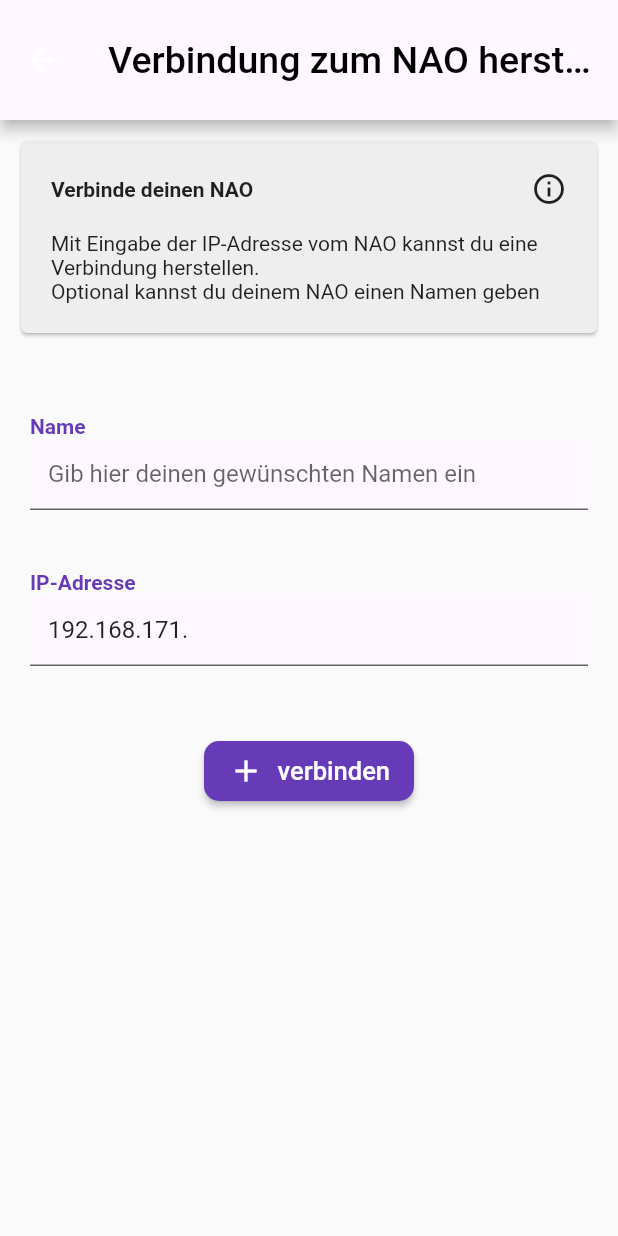
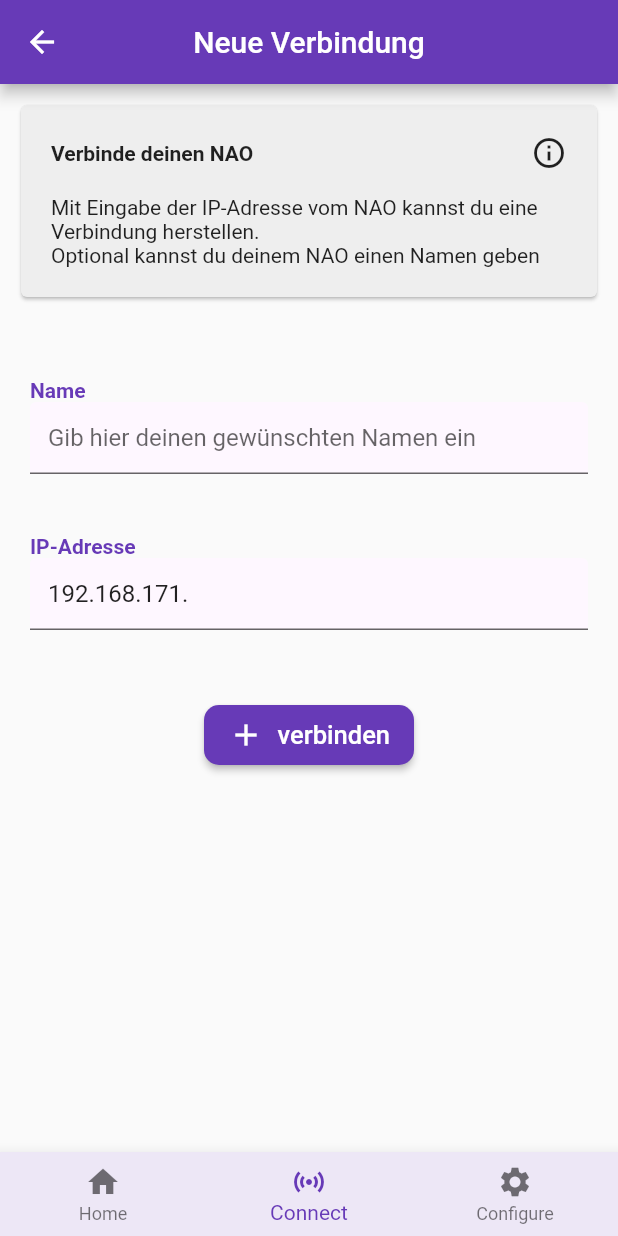
Before and after one commit to sbaer2306/NAO-APP, a Flutter app: the screen it shows after launch, item 2 of the bottom bar chosen, after a tap on "hinzufügen", on a phone screen of 412 x 824 dp. Run offline on Flutter 3.47's test engine with Material 2 defaults, Android fonts, the phone set to English and light mode, and no system bars; our stand-ins replace loading_animation_widget; missing offline and left inert: animated_check.

Commit message:
fix(MAD23E-50): Added nested routing and fixed some design issues

```diff
--- a/lib/pages/config_view.dart
+++ b/lib/pages/config_view.dart
@@ -2,8 +2,6 @@ import 'package:flutter/material.dart';
 import 'package:flutter/foundation.dart';
 import 'package:http/http.dart' as http;
 import 'package:nao_app/ui_elements/info_card.dart';
-
-// TODO: Add data bindings
 
 class ConfigItem extends StatelessWidget {
   const ConfigItem({Key? key, required this.children}) : super(key: key);
@@ -119,7 +117,9 @@ class ConfigView extends StatelessWidget {
 
   @override
   Widget build(BuildContext context) {
-    return SingleChildScrollView(
+    return Scaffold(
+        appBar: AppBar(title: Text("Konfiguration")),
+        body: SingleChildScrollView(
             child: Column(
           crossAxisAlignment: CrossAxisAlignment.start,
           mainAxisAlignment: MainAxisAlignment.start,
@@ -172,8 +172,8 @@ class ConfigView extends StatelessWidget {
             ConfigItem(children: [
               Expanded(
                 child: TextField(
-              decoration:
-                  const InputDecoration(hintText: "Enter the name for the NAO"),
+                  decoration: const InputDecoration(
+                      hintText: "Enter the name for the NAO"),
                   onChanged: (value) {
                     nameHandler(value.toString());
                   },
@@ -295,6 +295,6 @@ class ConfigView extends StatelessWidget {
               ),
             )
           ],
-    ));
+        )));
   }
 }
--- a/lib/pages/connecting_view.dart
+++ b/lib/pages/connecting_view.dart
@@ -7,9 +7,9 @@ import 'package:nao_app/pages/create_connect_view.dart';
 import 'package:nao_app/pages/config_view.dart';
 
 class ConnectView extends StatefulWidget {
-  const ConnectView({super.key, required this.title});
+  const ConnectView({super.key});
 
-  final String title;
+  final String title = "Verbinden";
 
   @override
   State<ConnectView> createState() => _ConnectViewState();
@@ -22,21 +22,17 @@ class _ConnectViewState extends State<ConnectView> {
 
     return Scaffold(
       appBar: AppBar(
-        backgroundColor: const Color(0xfffef7ff),
         centerTitle: true,
-        toolbarHeight: 80,
-        title: Text(widget.title,
-            style: const TextStyle(
-              color: Colors.black,
-              fontSize: 25,
-            )),
+        title: Text(
+          widget.title,
+        ),
       ),
       body: Column(
         children: [
           const InfoCard(
               title: "Verwalte deine NAO's",
               description:
-                  "Füge oder entferne deine verschiedenen NAO's, Wählen Sie einen NAO, um seine Konfiguration zu verwalten"),
+                  "Füge neue NAO's hinzu oder entferne bestehende. Wähle einen NAO aus, um seine Konfiguration zu verwalten"),
           Row(
             children: [
               Padding(
@@ -73,8 +69,8 @@ class _ConnectViewState extends State<ConnectView> {
                             Row(
                               children: [
                                 const Icon(
-                                  Icons.smart_toy_sharp,
-                                  size: 40,
+                                  Icons.smart_toy_outlined,
+                                  size: 25,
                                 ),
                                 const SizedBox(
                                   width: 20,
@@ -82,8 +78,7 @@ class _ConnectViewState extends State<ConnectView> {
                                 Text(
                                   robot.name,
                                   style: const TextStyle(
-                                    fontSize: 18,
-                                    fontWeight: FontWeight.bold,
+                                    fontSize: 16,
                                   ),
                                 ),
                               ],
@@ -94,12 +89,11 @@ class _ConnectViewState extends State<ConnectView> {
                               padding: EdgeInsets.zero,
                               constraints: const BoxConstraints(),
                               onPressed: () {
-                                //TODO Navigation anpassen
-/*                                 Navigator.push(
+                                Navigator.push(
                                     context,
                                     MaterialPageRoute(
                                         builder: (context) =>
-                                            const ConfigView())); */
+                                            const ConfigView()));
                               },
                             ),
                           ],
--- a/lib/pages/create_connect_view.dart
+++ b/lib/pages/create_connect_view.dart
@@ -47,25 +47,20 @@ class _CreateConnectPageState extends State<CreateConnectPage>
       return robot.connect();
     }
 
-    //TODO Einbetten in MainScaffold
     return Scaffold(
         resizeToAvoidBottomInset: false,
         appBar: AppBar(
-          backgroundColor: const Color(0xfffef7ff),
           centerTitle: true,
-          toolbarHeight: 80,
-          title: const Text("Verbindung zum NAO herstellen",
-              style: TextStyle(
-                color: Colors.black,
-                fontSize: 25,
-              )),
+          title: const Text(
+            "Neue Verbindung",
+          ),
         ),
         body: SingleChildScrollView(
           child: ConstrainedBox(
             constraints: BoxConstraints(
-          minWidth: MediaQuery.of(context).size.width,
-          minHeight: MediaQuery.of(context).size.height,
-        ),
+              minWidth: MediaQuery.of(context).size.width,
+              minHeight: MediaQuery.of(context).size.height,
+            ),
             child: Column(
               children: [
                 const InfoCard(
@@ -114,7 +109,8 @@ class _CreateConnectPageState extends State<CreateConnectPage>
                         child: ElevatedButton(
                             style: ButtonStyle(
                                 shape: MaterialStateProperty.all<
-                                    RoundedRectangleBorder>(RoundedRectangleBorder(
+                                        RoundedRectangleBorder>(
+                                    RoundedRectangleBorder(
                               borderRadius: BorderRadius.circular(10.0),
                             ))),
                             onPressed: () async {
@@ -136,7 +132,8 @@ class _CreateConnectPageState extends State<CreateConnectPage>
                               mainAxisAlignment: MainAxisAlignment.spaceBetween,
                               children: const [
                                 Icon(Icons.add),
-                                Text("verbinden", style: TextStyle(fontSize: 17))
+                                Text("verbinden",
+                                    style: TextStyle(fontSize: 17))
                               ],
                             )),
                       ),
--- a/lib/pages/home_view.dart
+++ b/lib/pages/home_view.dart
@@ -4,9 +4,9 @@ import 'package:nao_app/pages/speaker_view.dart';
 import 'package:nao_app/ui_elements/nao_list_drawer.dart';
 
 class HomeView extends StatefulWidget {
-  const HomeView({super.key, required this.title});
+  const HomeView({super.key});
 
-  final String title;
+  final String title = "Home";
 
   @override
   State<HomeView> createState() => _HomeViewState();
--- a/lib/pages/main_scaffold.dart
+++ b/lib/pages/main_scaffold.dart
@@ -10,23 +10,36 @@ class MainScaffold extends StatefulWidget {
   const MainScaffold({Key? key, this.initialPage = 0}) : super(key: key);
 
   @override
+  // ignore: library_private_types_in_public_api
   _MainScaffoldState createState() => _MainScaffoldState();
 }
 
 class _MainScaffoldState extends State<MainScaffold> {
   int _selectedPageIndex = 0;
-  late PageController _pageController;
+
+  List<Widget> pages = [
+    Navigator(
+      onGenerateRoute: (settings) =>
+          MaterialPageRoute(builder: (context) => const HomeView()),
+    ),
+    Navigator(
+      onGenerateRoute: (settings) =>
+          MaterialPageRoute(builder: (context) => const ConnectView()),
+    ),
+    Navigator(
+      onGenerateRoute: (settings) =>
+          MaterialPageRoute(builder: (context) => const ConfigView()),
+    )
+  ];
 
   @override
   void initState() {
     super.initState();
     _selectedPageIndex = widget.initialPage;
-    _pageController = PageController(initialPage: _selectedPageIndex);
   }
 
   @override
   void dispose() {
-    _pageController.dispose();
     super.dispose();
   }
 
@@ -34,29 +47,14 @@ class _MainScaffoldState extends State<MainScaffold> {
     setState(() {
       _selectedPageIndex = i;
     });
-    // _pageController.jumpToPage(i);
-    _pageController.animateToPage(
-      i,
-      duration: const Duration(milliseconds: 300),
-      curve: Curves.easeInOut,
-    );
   }
 
   @override
   Widget build(BuildContext context) {
     return Scaffold(
-      body: PageView(
-        controller: _pageController,
-        physics: const NeverScrollableScrollPhysics(),
-        children: const [
-          HomeView(
-            title: "HomeView",
-          ),
-          ConnectView(
-            title: "Verbindungen",
-          ),
-          ConfigView(),
-        ],
+      body: IndexedStack(
+        index: _selectedPageIndex,
+        children: pages,
       ),
       bottomNavigationBar: BottomNavigationBar(
         backgroundColor: Colors.deepPurple[50],
```
Lines whose indentation alone changed are shown as unchanged.
